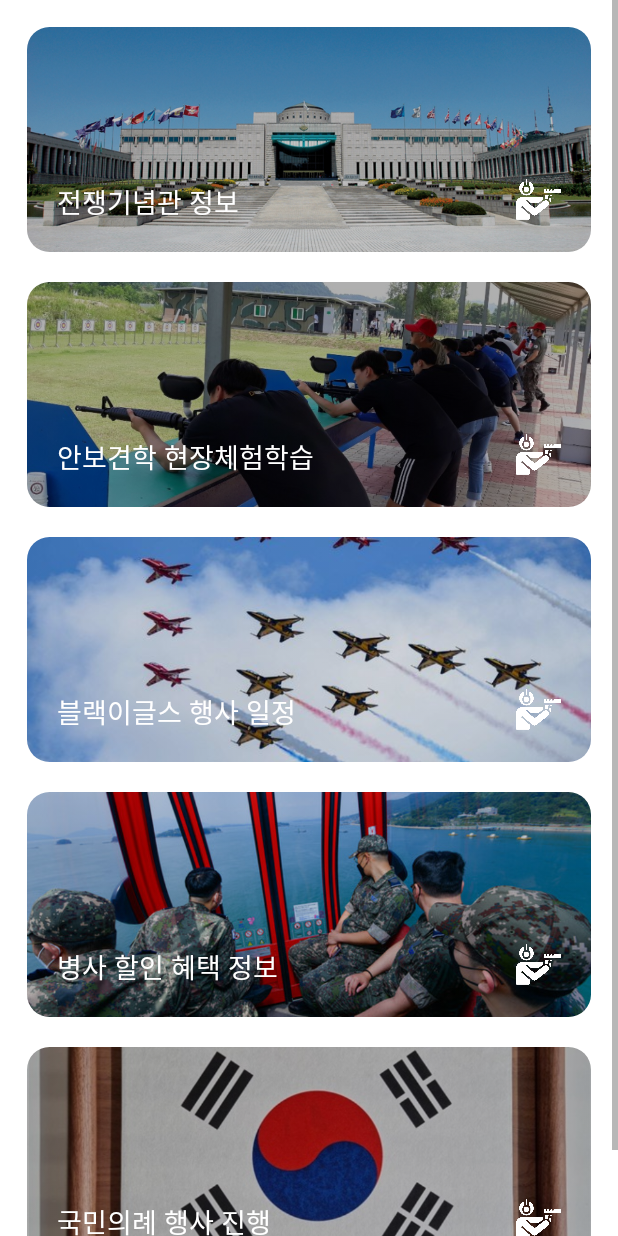
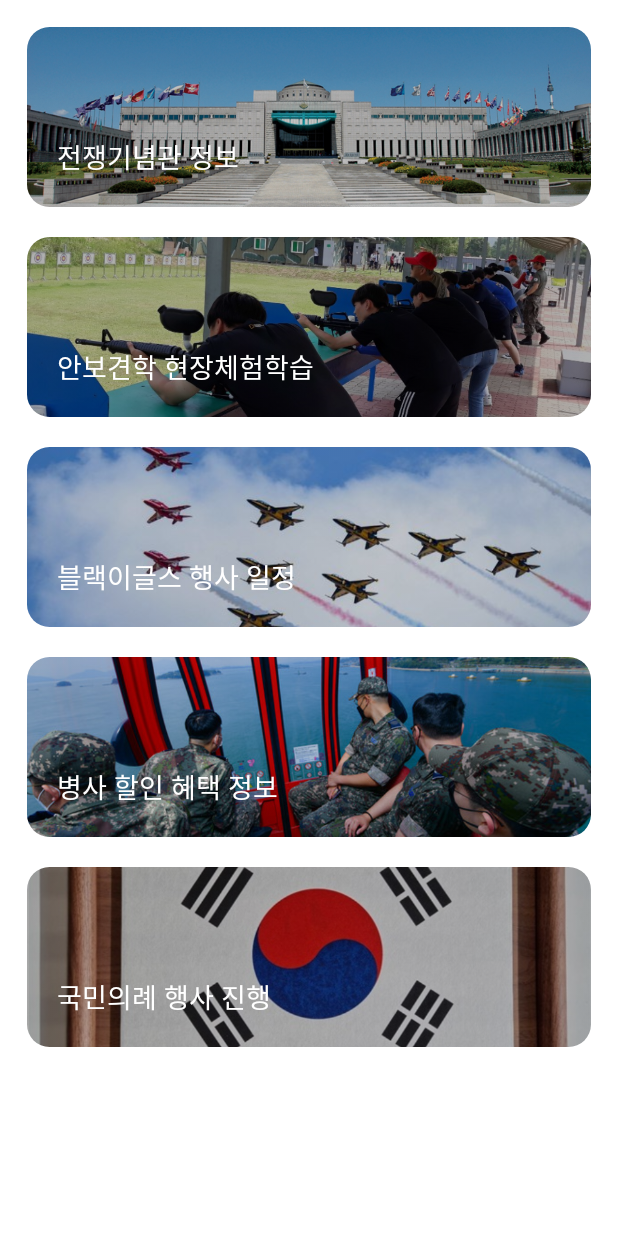
Before and after one commit to WorldOneTop/ArmySecurity, an Android app: the fragment EventFragment shown on its own in the app's theme, on a phone screen of 412 x 824 dp. Run offline under Robolectric (Android 15) with nearby library versions, the phone set to English and light mode, and no system bars.

Commit message:
layout change and network, db, data init

```diff
--- a/app/build.gradle
+++ b/app/build.gradle
@@ -58,6 +58,7 @@ dependencies {
     implementation "androidx.paging:paging-runtime-ktx:$pagingVersion"
     implementation "androidx.navigation:navigation-fragment-ktx:$navigationVersion"
     implementation "androidx.navigation:navigation-ui-ktx:$navigationVersion"
+
     implementation "com.squareup.retrofit2:retrofit:$retrofitVersion"
     implementation "com.squareup.retrofit2:converter-gson:$retrofitVersion"
     implementation "com.google.code.gson:gson:$retrofitVersion"
--- a/app/src/main/AndroidManifest.xml
+++ b/app/src/main/AndroidManifest.xml
@@ -2,6 +2,7 @@
 <manifest xmlns:android="http://schemas.android.com/apk/res/android"
     xmlns:tools="http://schemas.android.com/tools"
     package="com.example.armysecurity">
+    <uses-permission android:name="android.permission.INTERNET"/>
 
     <application
         android:allowBackup="true"
--- a/app/src/main/res/layout/fragment_event.xml
+++ b/app/src/main/res/layout/fragment_event.xml
@@ -30,17 +30,12 @@
                     app:tint="#3a000000"
                     tools:ignore="MissingConstraints" />
 
-                <ImageView
-                    android:id="@+id/warIcon"
-                    style="@style/icon_event"
-                    tools:ignore="ContentDescription,MissingConstraints" />
 
                 <TextView
                     android:id="@+id/warSubTitle"
                     style="@style/textview_card_sub_title"
                     android:text="@string/event_war_title"
                     app:layout_constraintBottom_toBottomOf="parent"
-                    app:layout_constraintEnd_toStartOf="@id/warIcon"
                     app:layout_constraintStart_toStartOf="parent" />
 
             </androidx.constraintlayout.widget.ConstraintLayout>
@@ -62,17 +57,11 @@
                     app:tint="#50000000"
                     tools:ignore="MissingConstraints" />
 
-                <ImageView
-                    android:id="@+id/eventIcon"
-                    style="@style/icon_event"
-                    tools:ignore="ContentDescription,MissingConstraints" />
-
                 <TextView
                     android:id="@+id/eventSubTitle"
                     style="@style/textview_card_sub_title"
                     android:text="@string/event_event_title"
                     app:layout_constraintBottom_toBottomOf="parent"
-                    app:layout_constraintEnd_toStartOf="@id/eventIcon"
                     app:layout_constraintStart_toStartOf="parent" />
 
             </androidx.constraintlayout.widget.ConstraintLayout>
@@ -91,20 +80,14 @@
                     style="@style/cardview_image"
                     android:contentDescription="@string/search_cemetery_title"
                     android:src="@drawable/img_card_fly"
-                    app:tint="#24000000"
+                    app:tint="#34000000"
                     tools:ignore="MissingConstraints" />
-
-                <ImageView
-                    android:id="@+id/flyIcon"
-                    style="@style/icon_event"
-                    tools:ignore="ContentDescription,MissingConstraints" />
 
                 <TextView
                     android:id="@+id/flySubTitle"
                     style="@style/textview_card_sub_title"
                     android:text="@string/event_fly_title"
                     app:layout_constraintBottom_toBottomOf="parent"
-                    app:layout_constraintEnd_toStartOf="@id/flyIcon"
                     app:layout_constraintStart_toStartOf="parent" />
 
             </androidx.constraintlayout.widget.ConstraintLayout>
@@ -126,17 +109,11 @@
                     app:tint="#30000000"
                     tools:ignore="MissingConstraints" />
 
-                <ImageView
-                    android:id="@+id/saleIcon"
-                    style="@style/icon_event"
-                    tools:ignore="ContentDescription,MissingConstraints" />
-
                 <TextView
                     android:id="@+id/saleSubTitle"
                     style="@style/textview_card_sub_title"
                     android:text="@string/event_sale_title"
                     app:layout_constraintBottom_toBottomOf="parent"
-                    app:layout_constraintEnd_toStartOf="@id/saleIcon"
                     app:layout_constraintStart_toStartOf="parent" />
 
             </androidx.constraintlayout.widget.ConstraintLayout>
@@ -158,17 +135,13 @@
                     app:tint="#3a000000"
                     tools:ignore="MissingConstraints" />
 
-                <ImageView
-                    android:id="@+id/pledgeIcon"
-                    style="@style/icon_event"
-                    tools:ignore="ContentDescription,MissingConstraints" />
+
 
                 <TextView
                     android:id="@+id/pledgeSubTitle"
                     style="@style/textview_card_sub_title"
                     android:text="@string/event_pledge_title"
                     app:layout_constraintBottom_toBottomOf="parent"
-                    app:layout_constraintEnd_toStartOf="@id/pledgeIcon"
                     app:layout_constraintStart_toStartOf="parent" />
 
             </androidx.constraintlayout.widget.ConstraintLayout>
--- a/app/src/main/res/values/main_style.xml
+++ b/app/src/main/res/values/main_style.xml
@@ -24,7 +24,7 @@
     </style>
     <style name="cardview_small">
         <item name="android:layout_width">match_parent</item>
-        <item name="android:layout_height">150dp</item>
+        <item name="android:layout_height">120dp</item>
         <item name="cardCornerRadius">15dp</item>
         <item name="cardElevation">0dp</item>
     </style>
--- a/app/src/main/res/values/strings.xml
+++ b/app/src/main/res/values/strings.xml
@@ -1,7 +1,7 @@
 <resources>
     <string name="app_name">ArmySecurity</string>
 
-    <string name="tab_btm_myPage">찜 목록</string>
+    <string name="tab_btm_myPage">북마크</string>
     <string name="tab_btm_search">찾아보기</string>
     <string name="tab_btm_event">참여하기</string>
 
```
Also changed, not shown: app/src/main/java/com/example/armysecurity/MainActivity.kt (+5 -21 lines), app/src/main/java/com/example/armysecurity/api/MndAPI.kt (added, +43 -0 lines), app/src/main/java/com/example/armysecurity/data/Cemetery.kt (added, +39 -0 lines), app/src/main/java/com/example/armysecurity/db/AppDB.kt (added, +31 -0 lines), app/src/main/res/layout/activity_main.xml (+8 -23 lines), app/src/main/res/drawable/icon_tab_mypage.png.
